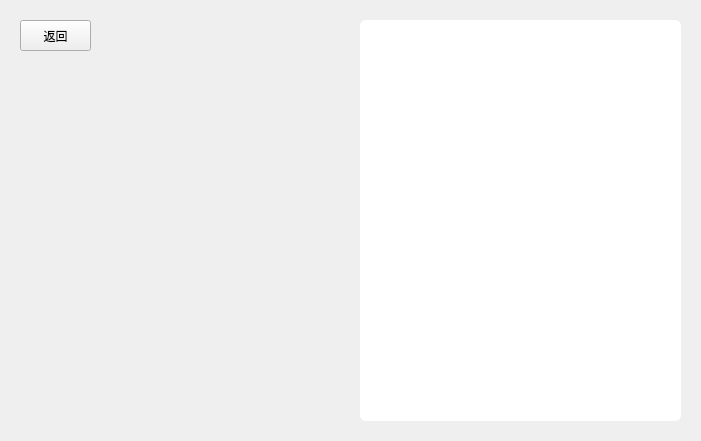
This is lyricshow.ui in Wanan0708/musicPlayerTest as Qt 5 draws it before an edit. The edited form follows.
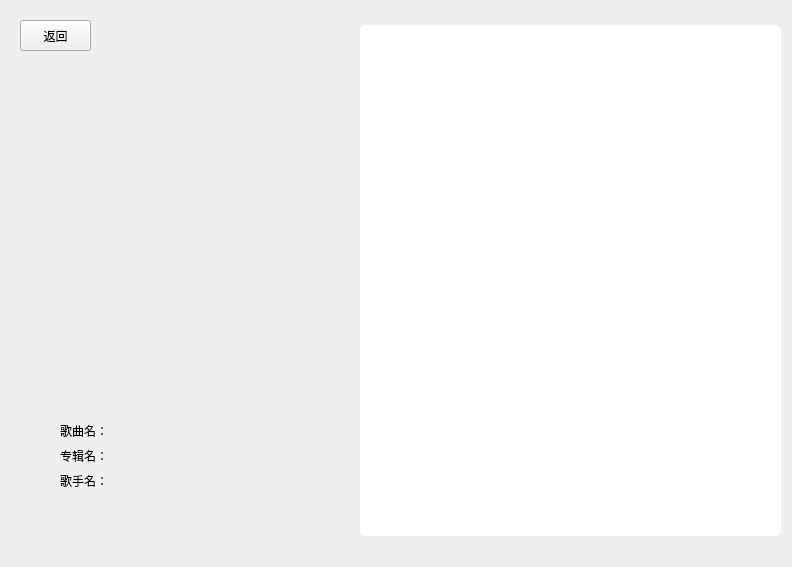
This is the edited form.

What changed in the file:
```diff
--- a/lyricshow.ui
+++ b/lyricshow.ui
@@ -6,20 +6,23 @@
    <rect>
     <x>0</x>
     <y>0</y>
-    <width>701</width>
-    <height>441</height>
+    <width>792</width>
+    <height>567</height>
    </rect>
   </property>
   <property name="windowTitle">
    <string>Form</string>
   </property>
   <widget class="QTextEdit" name="textEdit_lyric">
+   <property name="enabled">
+    <bool>false</bool>
+   </property>
    <property name="geometry">
     <rect>
      <x>360</x>
-     <y>20</y>
-     <width>321</width>
-     <height>401</height>
+     <y>25</y>
+     <width>421</width>
+     <height>511</height>
     </rect>
    </property>
    <property name="styleSheet">
@@ -33,21 +36,43 @@
 	line-height: 66px;
 	color: #16181A;
 }
-QTextEdit:hover
+ 
+QScrollBar:vertical
 {
-	border: 0px solid rgba(15, 38, 77, 0.12);
+       border: none;
+       background: transparent;
+       width: 6px;
 }
-QTextEdit:focus
+ 
+QScrollBar::handle:vertical
 {
-	border: 0px solid #2977FF;
-	selection-background-color: #C5D8FF;
-	selection-color: #16181A;
-}
-QTextEdit::placeholder 
+       background-color: rgba(255,255,255,1);
+       min-height: 30px;
+	  border-radius:3px;
+	  width: 6px;
+   }
+ 
+QScrollBar::add-line:vertical
 {
-    color: #828B99;
+       border: none;
+       height: 0px;
+ }
+ 
+ QScrollBar::sub-line:vertical
+{
+       border: none;
+       height: 0px;
+}
+ 
+ QScrollBar::add-page:vertical,QScrollBar::sub-page:vertical
+ {	
+	background:transparent;
+      border-radius:3px;
 }</string>
    </property>
+   <property name="lineWidth">
+    <number>1</number>
+   </property>
   </widget>
   <widget class="QPushButton" name="pushButton_hide">
    <property name="geometry">
@@ -65,6 +90,122 @@
     <string>返回</string>
    </property>
   </widget>
+  <widget class="QLabel" name="label_songImage">
+   <property name="geometry">
+    <rect>
+     <x>30</x>
+     <y>90</y>
+     <width>300</width>
+     <height>300</height>
+    </rect>
+   </property>
+   <property name="text">
+    <string/>
+   </property>
+  </widget>
+  <widget class="QLabel" name="label">
+   <property name="geometry">
+    <rect>
+     <x>60</x>
+     <y>420</y>
+     <width>51</width>
+     <height>21</height>
+    </rect>
+   </property>
+   <property name="styleSheet">
+    <string notr="true"/>
+   </property>
+   <property name="text">
+    <string>歌曲名：</string>
+   </property>
+  </widget>
+  <widget class="QLabel" name="label_2">
+   <property name="geometry">
+    <rect>
+     <x>60</x>
+     <y>445</y>
+     <width>51</width>
+     <height>21</height>
+    </rect>
+   </property>
+   <property name="text">
+    <string>专辑名：</string>
+   </property>
+  </widget>
+  <widget class="QLabel" name="label_3">
+   <property name="geometry">
+    <rect>
+     <x>60</x>
+     <y>470</y>
+     <width>51</width>
+     <height>21</height>
+    </rect>
+   </property>
+   <property name="text">
+    <string>歌手名：</string>
+   </property>
+  </widget>
+  <widget class="QLabel" name="label_songName">
+   <property name="geometry">
+    <rect>
+     <x>120</x>
+     <y>420</y>
+     <width>221</width>
+     <height>21</height>
+    </rect>
+   </property>
+   <property name="styleSheet">
+    <string notr="true">QLabel {
+    font-family: &quot;Microsoft YaHei&quot;;
+    font-size: 15px;
+    color: #BDC8E2;
+}
+</string>
+   </property>
+   <property name="text">
+    <string/>
+   </property>
+  </widget>
+  <widget class="QLabel" name="label_albumName">
+   <property name="geometry">
+    <rect>
+     <x>120</x>
+     <y>445</y>
+     <width>221</width>
+     <height>21</height>
+    </rect>
+   </property>
+   <property name="styleSheet">
+    <string notr="true">QLabel {
+    font-family: &quot;Microsoft YaHei&quot;;
+    font-size: 15px;
+    color: #BDC8E2;
+}</string>
+   </property>
+   <property name="text">
+    <string/>
+   </property>
+  </widget>
+  <widget class="QLabel" name="label_singerName">
+   <property name="geometry">
+    <rect>
+     <x>120</x>
+     <y>470</y>
+     <width>221</width>
+     <height>21</height>
+    </rect>
+   </property>
+   <property name="styleSheet">
+    <string notr="true">QLabel {
+    font-family: &quot;Microsoft YaHei&quot;;
+    font-size: 15px;
+    color: #BDC8E2;
+}</string>
+   </property>
+   <property name="text">
+    <string/>
+   </property>
+  </widget>
  </widget>
  <resources/>
  <connections/>
```
